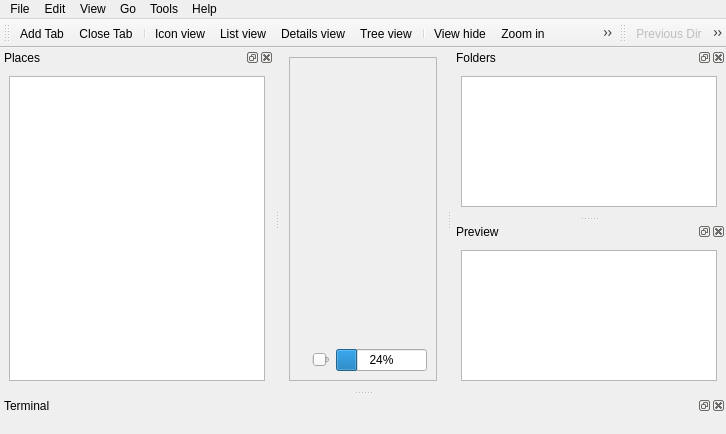
First picture: the form in src/forms/mainwindowfilemanager.ui, repository zballina/qtfilemanager, before the edit.
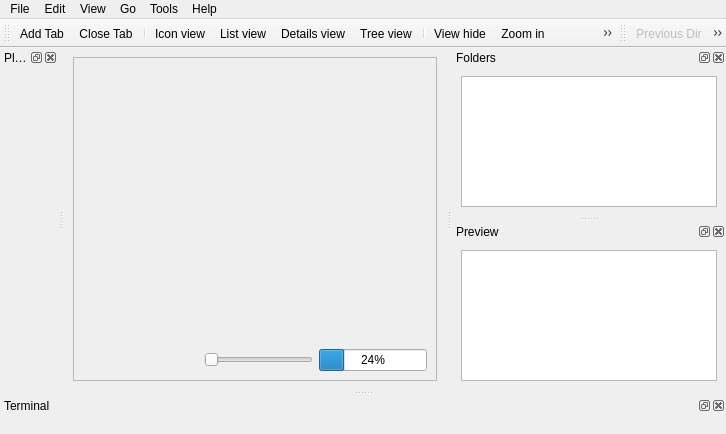
Second picture: the form after the edit. Icons and pictures are not drawn. Custom widgets are drawn as their Qt base class.

```diff
--- a/src/forms/mainwindowfilemanager.ui
+++ b/src/forms/mainwindowfilemanager.ui
@@ -89,10 +89,13 @@
    <attribute name="dockWidgetArea">
     <number>1</number>
    </attribute>
-   <widget class="QWidget" name="dockWidgetContents_3">
-    <layout class="QVBoxLayout" name="verticalLayout_3">
+   <widget class="QWidget" name="dockWidgetContentsPlaces">
+    <layout class="QVBoxLayout" name="verticalLayoutPlaces">
+     <property name="margin">
+      <number>0</number>
+     </property>
      <item>
-      <widget class="QListView" name="m_listViewPlaces"/>
+      <layout class="QVBoxLayout" name="verticalLayout_3"/>
      </item>
     </layout>
    </widget>
```
Left out of the diff: 28 changed lines with no effect on the pictures.
